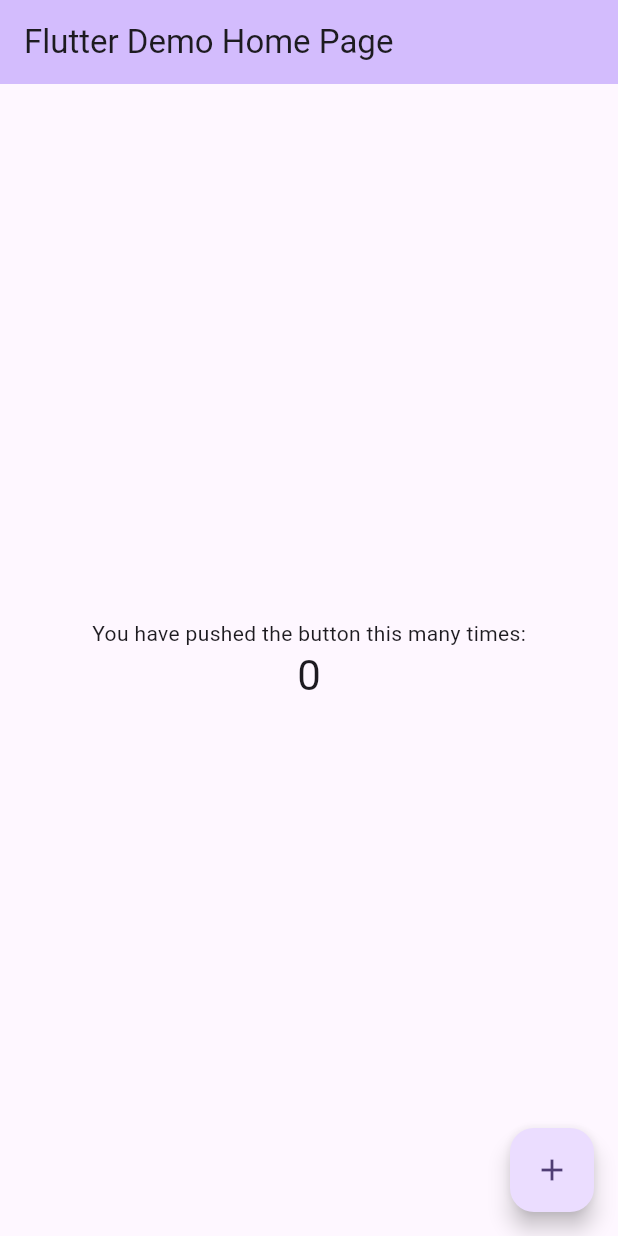
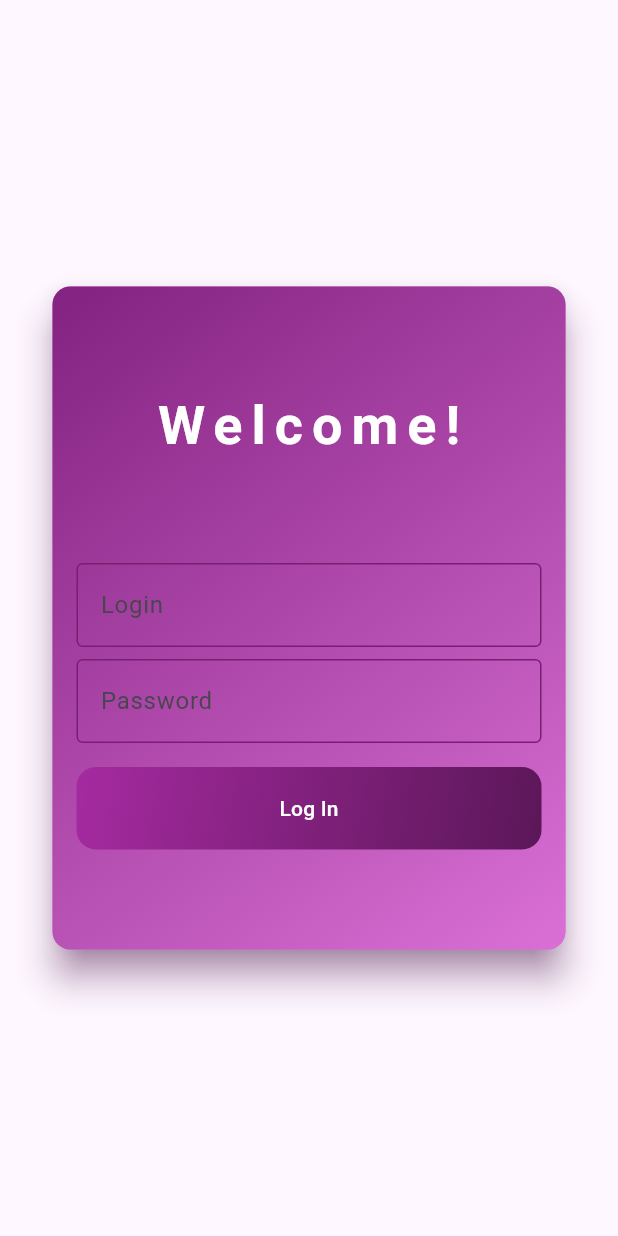
Before and after one commit to kris-devv/learn_flutter, a Flutter app: the screen it shows after launch, on a phone screen of 412 x 824 dp. Run offline on Flutter 3.47's test engine with Material 3 defaults, Android fonts, the phone set to English and light mode, and no system bars.

Commit message:
Design loginpage

```diff
--- /dev/null
+++ b/lib/homepage.dart
@@ -0,0 +1,33 @@
+import 'package:flutter/material.dart';
+
+class HomePage extends StatelessWidget {
+  const HomePage({super.key});
+
+  @override
+  Widget build(BuildContext context) {
+    return Scaffold(
+      appBar: AppBar(
+        title: const Text("Home Page"),
+        backgroundColor: const Color.fromARGB(255, 165, 42, 160),
+        //titleTextStyle: const  TextStyle(Color(Colors.white));
+      ),
+      body: ContentWidget(),
+    );
+  }
+}
+
+class ContentWidget extends StatefulWidget {
+  const ContentWidget({super.key});
+
+  @override
+  State<ContentWidget> createState() => _ContentWidgetState();
+}
+
+class _ContentWidgetState extends State<ContentWidget> {
+  @override
+  Widget build(BuildContext context) {
+    return const Center(
+      child: Text("Home Page"),
+    );
+  }
+}
--- /dev/null
+++ b/lib/loginpage.dart
@@ -0,0 +1,164 @@
+import 'package:flutter/material.dart';
+import 'package:learn_flutter/homepage.dart';
+
+class LoginButton extends StatelessWidget {
+  final Function() callback;
+  const LoginButton(this.callback);
+
+  @override
+  Widget build(BuildContext context) {
+    return Container(
+      width: double.infinity,
+      decoration: BoxDecoration(
+        //border: Border.all(color: const Color.fromARGB(255, 74, 19, 72)),
+        borderRadius: BorderRadius.circular(13),
+        gradient: const LinearGradient(
+          colors: [
+            Color.fromARGB(255, 165, 42, 160),
+            Color.fromARGB(255, 91, 23, 88),
+          ],
+          begin: Alignment.topLeft,
+          end: Alignment.bottomRight,
+        ),
+      ),
+      child: TextButton(
+        onPressed: () {
+          this.callback();
+        },
+        style: ButtonStyle(
+            shape: WidgetStateProperty.all(
+          RoundedRectangleBorder(
+            borderRadius: BorderRadius.circular(10.0),
+          ),
+        )),
+        child: const Text(
+          "Log In",
+          style: TextStyle(color: Colors.white),
+        ),
+      ),
+    );
+  }
+}
+
+class LoginPage extends StatefulWidget {
+  @override
+  State<LoginPage> createState() => _LoginPageState();
+}
+
+class _LoginPageState extends State<LoginPage> {
+  TextEditingController loginController = TextEditingController();
+  TextEditingController passwdController = TextEditingController();
+
+  void loginClicked() {
+    String correctLogin = "Kris";
+    String correctPassword = "1234";
+
+    if (this.loginController.text == correctLogin &&
+        this.passwdController.text == correctPassword) {
+      loginController.clear();
+      passwdController.clear();
+      Navigator.push(
+          context, MaterialPageRoute(builder: (context) => const HomePage()));
+    } else {
+      print("Nieprawidłowe dane.");
+    }
+  }
+
+  @override
+  Widget build(BuildContext context) {
+    return Scaffold(
+      body: Center(
+        child: Container(
+          height: 450,
+          width: 350,
+          child: Card(
+            color: const Color.fromARGB(255, 218, 112, 214),
+            shadowColor: const Color.fromARGB(255, 131, 34, 128),
+            elevation: 10.0,
+            child: Container(
+              decoration: BoxDecoration(
+                borderRadius: BorderRadius.circular(12.0),
+                gradient: const LinearGradient(
+                  colors: [
+                    Color.fromARGB(255, 131, 34, 128),
+                    Color.fromARGB(255, 218, 112, 214)
+                  ],
+                  begin: Alignment.topLeft,
+                  end: Alignment.bottomRight,
+                ),
+              ),
+              child: Column(
+                mainAxisAlignment: MainAxisAlignment.center,
+                children: <Widget>[
+                  const Expanded(child: SizedBox()),
+                  const Text(
+                    "Welcome!",
+                    style: TextStyle(
+                        fontWeight: FontWeight.bold,
+                        fontSize: 36,
+                        letterSpacing: 6,
+                        color: Colors.white),
+                  ),
+                  const Expanded(child: SizedBox()),
+                  Padding(
+                    padding: const EdgeInsets.symmetric(horizontal: 16),
+                    child: Column(
+                      children: <Widget>[
+                        TextField(
+                          controller: loginController,
+                          obscureText: true,
+                          decoration: const InputDecoration(
+                            enabledBorder: OutlineInputBorder(
+                              borderSide: BorderSide(
+                                width: 1,
+                                color: Color.fromARGB(255, 120, 31, 116),
+                              ),
+                            ),
+                            focusedBorder: OutlineInputBorder(
+                              borderSide: BorderSide(
+                                width: 1,
+                                color: Color.fromARGB(255, 149, 38, 145),
+                              ),
+                            ),
+                            labelText: "Login",
+                          ),
+                        ),
+                        const SizedBox(height: 8),
+                        TextField(
+                          controller: passwdController,
+                          obscureText: true,
+                          decoration: const InputDecoration(
+                            border: OutlineInputBorder(),
+                            enabledBorder: OutlineInputBorder(
+                              borderSide: BorderSide(
+                                width: 1,
+                                color: Color.fromARGB(255, 120, 31, 116),
+                              ),
+                            ),
+                            focusedBorder: OutlineInputBorder(
+                              borderSide: BorderSide(
+                                width: 1,
+                                color: Color.fromARGB(255, 149, 38, 145),
+                              ),
+                            ),
+                            labelText: "Password",
+                          ),
+                        ),
+                        const SizedBox(height: 16),
+                        SizedBox(
+                            //width: 200,
+                            height: 55,
+                            child: LoginButton(this.loginClicked)),
+                      ],
+                    ),
+                  ),
+                  const Expanded(child: SizedBox()),
+                ],
+              ),
+            ),
+          ),
+        ),
+      ),
+    );
+  }
+}
--- a/lib/main.dart
+++ b/lib/main.dart
@@ -1,125 +1,17 @@
 import 'package:flutter/material.dart';
+import 'package:learn_flutter/loginpage.dart';
 
 void main() {
-  runApp(const MyApp());
+  runApp(const LoginApp());
 }
 
-class MyApp extends StatelessWidget {
-  const MyApp({super.key});
+class LoginApp extends StatelessWidget {
+  const LoginApp({super.key});
 
-  // This widget is the root of your application.
   @override
   Widget build(BuildContext context) {
     return MaterialApp(
-      title: 'Flutter Demo',
-      theme: ThemeData(
-        // This is the theme of your application.
-        //
-        // TRY THIS: Try running your application with "flutter run". You'll see
-        // the application has a purple toolbar. Then, without quitting the app,
-        // try changing the seedColor in the colorScheme below to Colors.green
-        // and then invoke "hot reload" (save your changes or press the "hot
-        // reload" button in a Flutter-supported IDE, or press "r" if you used
-        // the command line to start the app).
-        //
-        // Notice that the counter didn't reset back to zero; the application
-        // state is not lost during the reload. To reset the state, use hot
-        // restart instead.
-        //
-        // This works for code too, not just values: Most code changes can be
-        // tested with just a hot reload.
-        colorScheme: ColorScheme.fromSeed(seedColor: Colors.deepPurple),
-        useMaterial3: true,
-      ),
-      home: const MyHomePage(title: 'Flutter Demo Home Page'),
+      home: Scaffold(body: LoginPage()),
     );
   }
 }
-
-class MyHomePage extends StatefulWidget {
-  const MyHomePage({super.key, required this.title});
-
-  // This widget is the home page of your application. It is stateful, meaning
-  // that it has a State object (defined below) that contains fields that affect
-  // how it looks.
-
-  // This class is the configuration for the state. It holds the values (in this
-  // case the title) provided by the parent (in this case the App widget) and
-  // used by the build method of the State. Fields in a Widget subclass are
-  // always marked "final".
-
-  final String title;
-
-  @override
-  State<MyHomePage> createState() => _MyHomePageState();
-}
-
-class _MyHomePageState extends State<MyHomePage> {
-  int _counter = 0;
-
-  void _incrementCounter() {
-    setState(() {
-      // This call to setState tells the Flutter framework that something has
-      // changed in this State, which causes it to rerun the build method below
-      // so that the display can reflect the updated values. If we changed
-      // _counter without calling setState(), then the build method would not be
-      // called again, and so nothing would appear to happen.
-      _counter++;
-    });
-  }
-
-  @override
-  Widget build(BuildContext context) {
-    // This method is rerun every time setState is called, for instance as done
-    // by the _incrementCounter method above.
-    //
-    // The Flutter framework has been optimized to make rerunning build methods
-    // fast, so that you can just rebuild anything that needs updating rather
-    // than having to individually change instances of widgets.
-    return Scaffold(
-      appBar: AppBar(
-        // TRY THIS: Try changing the color here to a specific color (to
-        // Colors.amber, perhaps?) and trigger a hot reload to see the AppBar
-        // change color while the other colors stay the same.
-        backgroundColor: Theme.of(context).colorScheme.inversePrimary,
-        // Here we take the value from the MyHomePage object that was created by
-        // the App.build method, and use it to set our appbar title.
-        title: Text(widget.title),
-      ),
-      body: Center(
-        // Center is a layout widget. It takes a single child and positions it
-        // in the middle of the parent.
-        child: Column(
-          // Column is also a layout widget. It takes a list of children and
-          // arranges them vertically. By default, it sizes itself to fit its
-          // children horizontally, and tries to be as tall as its parent.
-          //
-          // Column has various properties to control how it sizes itself and
-          // how it positions its children. Here we use mainAxisAlignment to
-          // center the children vertically; the main axis here is the vertical
-          // axis because Columns are vertical (the cross axis would be
-          // horizontal).
-          //
-          // TRY THIS: Invoke "debug painting" (choose the "Toggle Debug Paint"
-          // action in the IDE, or press "p" in the console), to see the
-          // wireframe for each widget.
-          mainAxisAlignment: MainAxisAlignment.center,
-          children: <Widget>[
-            const Text(
-              'You have pushed the button this many times:',
-            ),
-            Text(
-              '$_counter',
-              style: Theme.of(context).textTheme.headlineMedium,
-            ),
-          ],
-        ),
-      ),
-      floatingActionButton: FloatingActionButton(
-        onPressed: _incrementCounter,
-        tooltip: 'Increment',
-        child: const Icon(Icons.add),
-      ), // This trailing comma makes auto-formatting nicer for build methods.
-    );
-  }
-}
```
